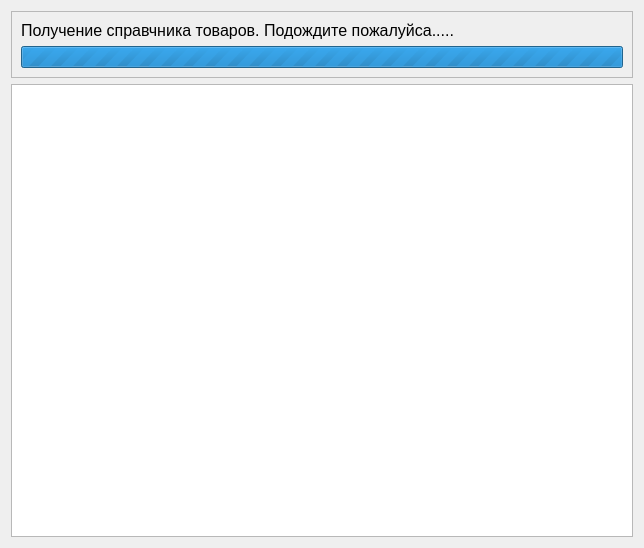
Old version of the form RecoveryWizard/articlepage.ui in the repository rust3128/CheckRecoveryWizard.
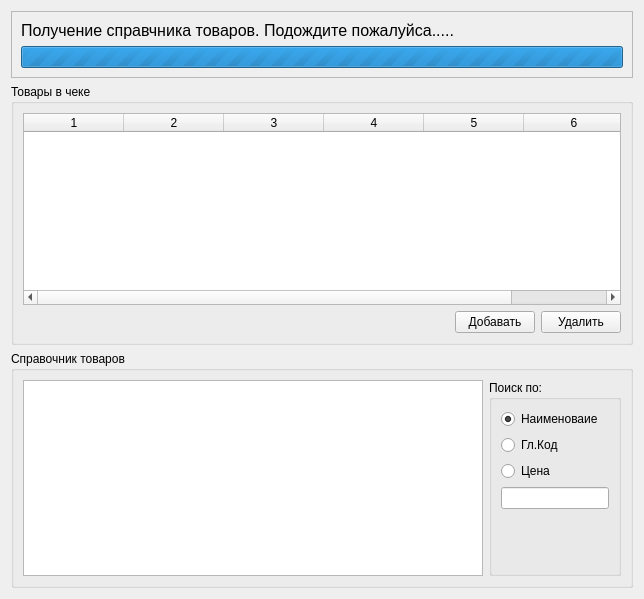
New version of the form.

What changed in the file:
```diff
--- a/RecoveryWizard/articlepage.ui
+++ b/RecoveryWizard/articlepage.ui
@@ -7,7 +7,7 @@
     <x>0</x>
     <y>0</y>
     <width>644</width>
-    <height>548</height>
+    <height>599</height>
    </rect>
   </property>
   <property name="windowTitle">
@@ -19,7 +19,7 @@
   <property name="subTitle">
    <string>Укажите список товаров в востанавливаемом чеке.</string>
   </property>
-  <layout class="QGridLayout" name="gridLayout_2">
+  <layout class="QGridLayout" name="gridLayout_5">
    <item row="0" column="0">
     <widget class="QFrame" name="frameProgress">
      <property name="frameShape">
@@ -61,7 +61,133 @@
     </widget>
    </item>
    <item row="1" column="0">
-    <widget class="QTableView" name="tableView"/>
+    <widget class="QGroupBox" name="groupBoxAdd">
+     <property name="title">
+      <string>Товары в чеке </string>
+     </property>
+     <layout class="QGridLayout" name="gridLayout_3">
+      <item row="2" column="2">
+       <widget class="QPushButton" name="pushButtonDelete">
+        <property name="text">
+         <string>Удалить</string>
+        </property>
+       </widget>
+      </item>
+      <item row="2" column="1">
+       <widget class="QPushButton" name="pushButtonAdd">
+        <property name="text">
+         <string>Добавать</string>
+        </property>
+       </widget>
+      </item>
+      <item row="2" column="0">
+       <spacer name="horizontalSpacer">
+        <property name="orientation">
+         <enum>Qt::Horizontal</enum>
+        </property>
+        <property name="sizeHint" stdset="0">
+         <size>
+          <width>40</width>
+          <height>20</height>
+         </size>
+        </property>
+       </spacer>
+      </item>
+      <item row="0" column="0" colspan="3">
+       <widget class="QTableWidget" name="tableWidget">
+        <property name="editTriggers">
+         <set>QAbstractItemView::DoubleClicked|QAbstractItemView::EditKeyPressed</set>
+        </property>
+        <property name="alternatingRowColors">
+         <bool>true</bool>
+        </property>
+        <property name="columnCount">
+         <number>6</number>
+        </property>
+        <column/>
+        <column/>
+        <column/>
+        <column/>
+        <column/>
+        <column/>
+       </widget>
+      </item>
+     </layout>
+    </widget>
+   </item>
+   <item row="2" column="0">
+    <widget class="QGroupBox" name="groupBoxArticles">
+     <property name="title">
+      <string>Справочник товаров</string>
+     </property>
+     <layout class="QGridLayout" name="gridLayout_4" columnstretch="3,0">
+      <item row="0" column="0">
+       <widget class="QTableView" name="tableView">
+        <property name="editTriggers">
+         <set>QAbstractItemView::NoEditTriggers</set>
+        </property>
+        <property name="selectionMode">
+         <enum>QAbstractItemView::SingleSelection</enum>
+        </property>
+        <property name="selectionBehavior">
+         <enum>QAbstractItemView::SelectRows</enum>
+        </property>
+        <property name="sortingEnabled">
+         <bool>true</bool>
+        </property>
+       </widget>
+      </item>
+      <item row="0" column="1">
+       <widget class="QGroupBox" name="groupBox_3">
+        <property name="title">
+         <string>Поиск по:</string>
+        </property>
+        <layout class="QGridLayout" name="gridLayout_2">
+         <item row="2" column="0">
+          <widget class="QRadioButton" name="radioButtonPrice">
+           <property name="text">
+            <string>Цена</string>
+           </property>
+          </widget>
+         </item>
+         <item row="3" column="0">
+          <widget class="QLineEdit" name="lineEditFind"/>
+         </item>
+         <item row="0" column="0">
+          <widget class="QRadioButton" name="radioButtonName">
+           <property name="text">
+            <string>Наименоваие</string>
+           </property>
+           <property name="checked">
+            <bool>true</bool>
+           </property>
+          </widget>
+         </item>
+         <item row="1" column="0">
+          <widget class="QRadioButton" name="radioButtonArticles">
+           <property name="text">
+            <string>Гл.Код</string>
+           </property>
+          </widget>
+         </item>
+         <item row="4" column="0">
+          <spacer name="verticalSpacer">
+           <property name="orientation">
+            <enum>Qt::Vertical</enum>
+           </property>
+           <property name="sizeHint" stdset="0">
+            <size>
+             <width>20</width>
+             <height>40</height>
+            </size>
+           </property>
+          </spacer>
+         </item>
+        </layout>
+       </widget>
+      </item>
+     </layout>
+    </widget>
    </item>
   </layout>
  </widget>
```
